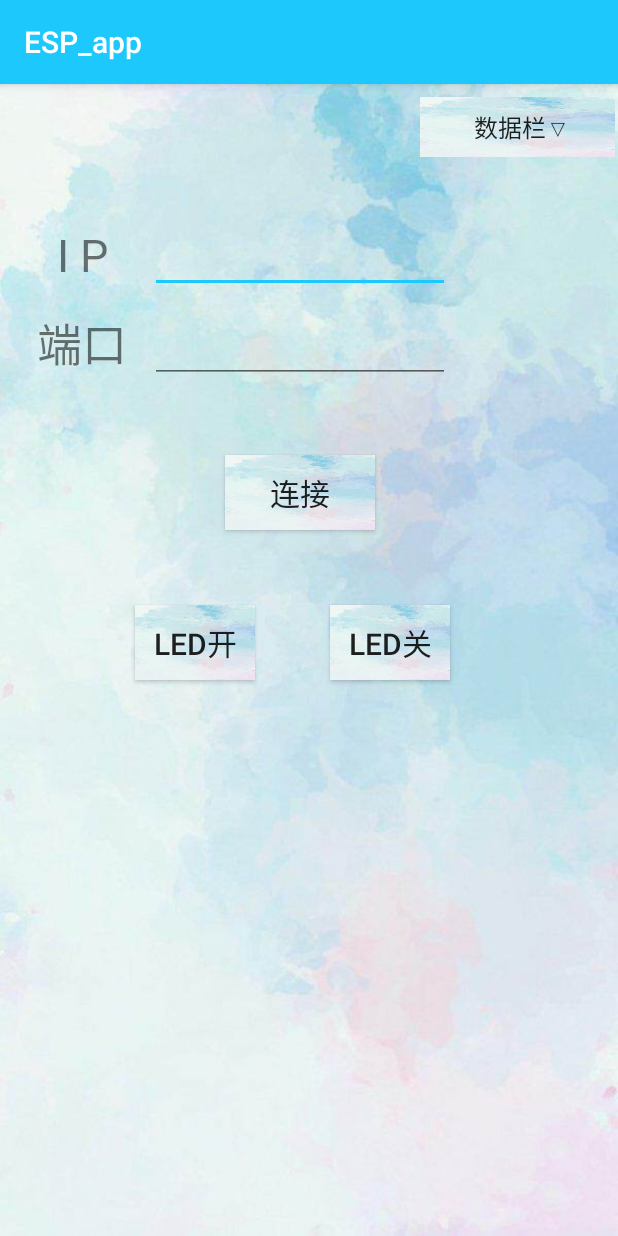
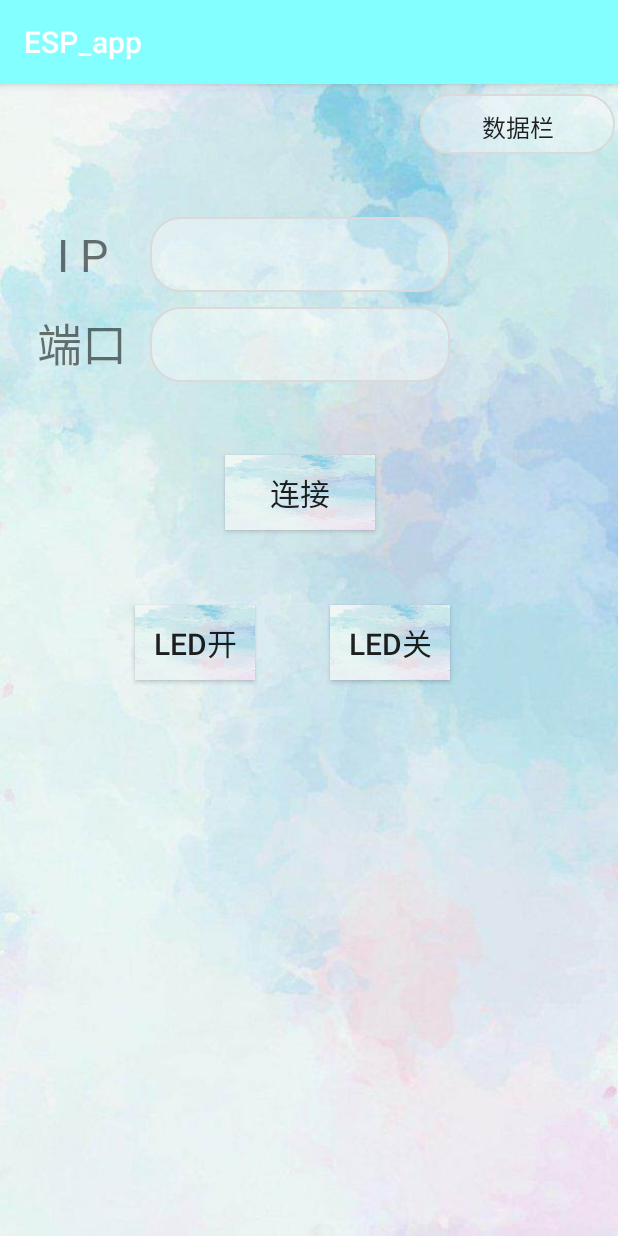
Before and after one commit to TJUamoeba/CDP2, an Android app: the screen it shows after launch (SpinnerActicity), on a phone screen of 412 x 824 dp. Run offline under Robolectric (Android 15) with nearby library versions, the phone set to English and light mode, and no system bars.

Commit message:
interface update.

```diff
--- /dev/null
+++ b/app/src/main/res/drawable/but.xml
@@ -0,0 +1,21 @@
+<?xml version="1.0" encoding="utf-8"?>
+<shape xmlns:android="http://schemas.android.com/apk/res/android">
+
+    <!-- 背景颜色 -->
+    <solid android:color="@color/colorAccent" />
+
+    <!-- 边框的宽度和颜色颜色 -->
+    <stroke android:width="1dip" android:color="#DBD9D9" />
+
+    <!-- android:radius 弧形的半径 -->
+    <corners android:radius="20dp"/>
+
+    <!-- padding：Button里面的文字与Button边界的间隔 -->
+    <padding
+        android:left="10dp"
+        android:top="10dp"
+        android:right="10dp"
+        android:bottom="10dp"
+        />
+    />
+</shape>
--- a/app/src/main/res/layout/activity_fire_war.xml
+++ b/app/src/main/res/layout/activity_fire_war.xml
@@ -10,6 +10,6 @@
         android:id="@+id/image_fire"
         android:layout_width="50dp"
         android:layout_height="40dp"
-        android:background="@drawable/background"
+        android:background="@drawable/but"
         app:srcCompat="@android:drawable/ic_menu_revert" />
 </LinearLayout>
--- a/app/src/main/res/layout/activity_main.xml
+++ b/app/src/main/res/layout/activity_main.xml
@@ -23,7 +23,11 @@
             android:layout_height="50dp"
             android:layout_marginTop="85dp"
             android:layout_marginLeft="10dp"
-            android:id="@+id/IP_num" />
+            android:id="@+id/IP_num"
+            android:background="@drawable/but"
+            android:lines="1"
+            android:singleLine="true"
+            />
 
         <TextView
             android:layout_width="70dp"
@@ -32,14 +36,19 @@
             android:layout_height="50dp"
             android:gravity="center_horizontal"
             android:text="端口"
-            android:textSize="30sp"></TextView>
+            android:textSize="30sp"
+            ></TextView>
 
         <EditText
             android:layout_width="200dp"
             android:layout_height="50dp"
             android:layout_marginTop="145dp"
             android:layout_marginLeft="10dp"
-            android:id="@+id/port_num" />
+            android:id="@+id/port_num"
+            android:background="@drawable/but"
+            android:lines="1"
+            android:singleLine="true"
+            />
 
         <Button
             android:layout_width="100dp"
@@ -76,10 +85,10 @@
         android:layout_width="130dp"
         android:layout_height="40dp"
         android:layout_marginLeft="-20dp"
-        android:background="@drawable/background"
+        android:background="@drawable/but"
         android:dropDownWidth="150dp"
         android:entries="@array/functions"
-        android:paddingLeft="20dp">
+        android:paddingLeft="25dp">
 
     </Spinner>
 
--- a/app/src/main/res/values/colors.xml
+++ b/app/src/main/res/values/colors.xml
@@ -1,7 +1,8 @@
 <?xml version="1.0" encoding="utf-8"?>
-<resources>
-    <color name="colorPrimary">#FF1DC8FC</color>
+<resources xmlns:tools="http://schemas.android.com/tools">
+    <color name="colorPrimary">#FF84FFFF</color>
     <color name="colorPrimaryDark">#00574B</color>
-    <color name="colorAccent">#1DC8FC</color>
+    <color name="colorAccent">#61FBFCFC</color>
+    <color name="bac" tools:ignore="ReferenceType">@drawable/background</color>
 
 </resources>
```
Also changed, not shown: app/src/main/res/layout/activity_haze.xml (+7 -3 lines), app/src/main/res/layout/activity_humiture.xml (+9 -3 lines).
